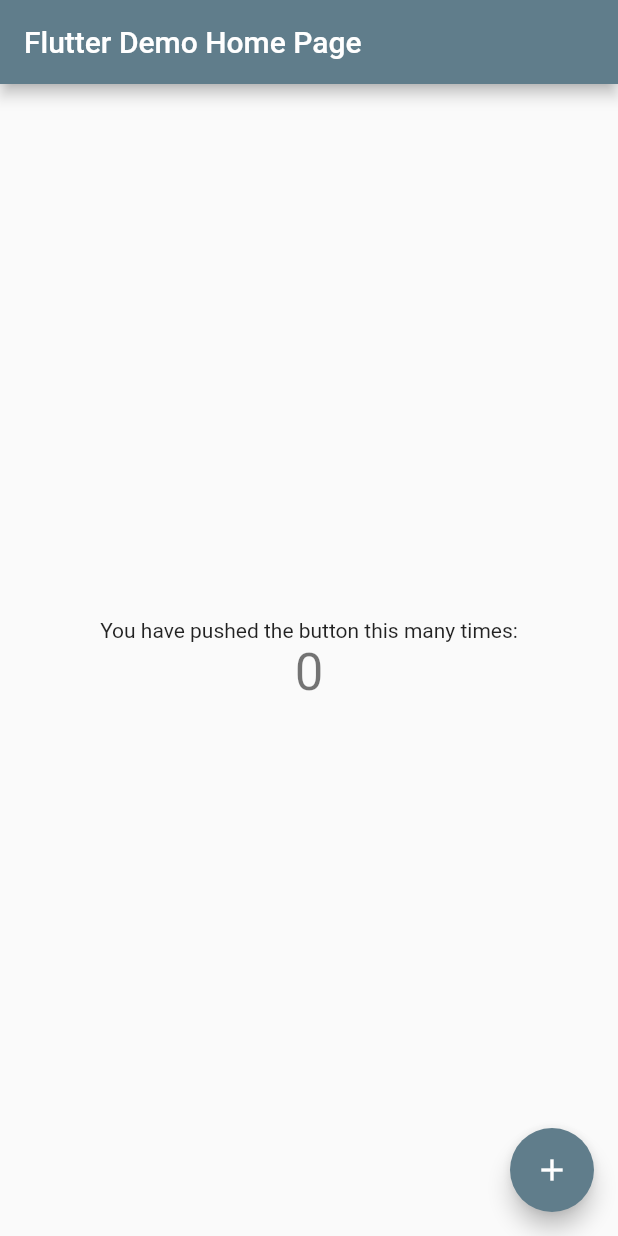
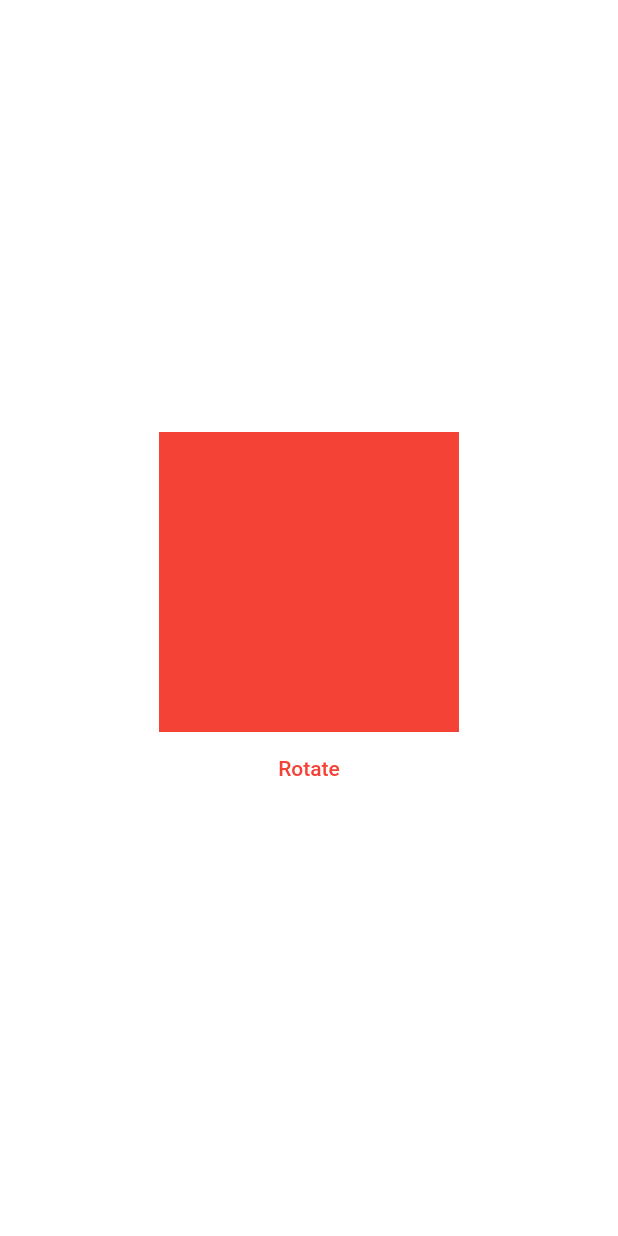
Before and after one commit to f0cuSsss/flutter_hooks_examples, a Flutter app: the screen it shows after launch, on a phone screen of 412 x 824 dp. Run offline on Flutter 3.47's test engine with Material 2 defaults, Android fonts, the phone set to English and light mode, and no system bars; our stand-ins replace flutter_hooks.

Commit message:
animation - rotate bloc by clicking [stateful vs hook]

```diff
--- /dev/null
+++ b/lib/examples/animation_rotate_hook_widget.dart
@@ -0,0 +1,39 @@
+import 'package:flutter/material.dart';
+import 'package:flutter_hooks/flutter_hooks.dart';
+
+class AnimationRotateHookStateful extends HookWidget {
+  @override
+  Widget build(BuildContext context) {
+    final controller =
+        useAnimationController(duration: Duration(milliseconds: 800));
+    return Center(
+      child: Column(
+        mainAxisSize: MainAxisSize.min,
+        children: <Widget>[
+          RotationTransition(
+            turns: controller,
+            child: const ColoredBox(
+              color: Colors.red,
+              child: SizedBox(
+                width: 200,
+                height: 200,
+              ),
+            ),
+          ),
+          TextButton(
+            onPressed: () {
+              if (controller.isCompleted) {
+                controller.reset();
+              }
+              controller.animateTo(controller.value + .25);
+            },
+            child: const Text(
+              'Rotate',
+              style: TextStyle(color: Colors.red),
+            ),
+          ),
+        ],
+      ),
+    );
+  }
+}
--- a/lib/main.dart
+++ b/lib/main.dart
@@ -1,4 +1,7 @@
 import 'package:flutter/material.dart';
+
+import 'examples/animation_rotate_hook_widget.dart';
+import 'examples/animation_rotate_widget.dart';
 
 void main() {
   runApp(const MyApp());
@@ -11,57 +14,13 @@
   Widget build(BuildContext context) {
     return MaterialApp(
       title: 'Flutter hooks',
+      debugShowCheckedModeBanner: false,
       theme: ThemeData(
         primarySwatch: Colors.blueGrey,
       ),
-      home: const MyHomePage(title: 'Flutter Demo Home Page'),
+      // home: const TimerHookWidget(),
+      // home: const AnimationRotateStateful(),
+      home: AnimationRotateHookStateful(),
     );
   }
 }
-
-class MyHomePage extends StatefulWidget {
-  const MyHomePage({Key? key, required this.title}) : super(key: key);
-
-  final String title;
-
-  @override
-  State<MyHomePage> createState() => _MyHomePageState();
-}
-
-class _MyHomePageState extends State<MyHomePage> {
-  int _counter = 0;
-
-  void _incrementCounter() {
-    setState(() {
-      _counter++;
-    });
-  }
-
-  @override
-  Widget build(BuildContext context) {
-    return Scaffold(
-      appBar: AppBar(
-        title: Text(widget.title),
-      ),
-      body: Center(
-        child: Column(
-          mainAxisAlignment: MainAxisAlignment.center,
-          children: <Widget>[
-            const Text(
-              'You have pushed the button this many times:',
-            ),
-            Text(
-              '$_counter',
-              style: Theme.of(context).textTheme.headline4,
-            ),
-          ],
-        ),
-      ),
-      floatingActionButton: FloatingActionButton(
-        onPressed: _incrementCounter,
-        tooltip: 'Increment',
-        child: const Icon(Icons.add),
-      ), // This trailing comma makes auto-formatting nicer for build methods.
-    );
-  }
-}
--- a/pubspec.yaml
+++ b/pubspec.yaml
@@ -13,6 +13,7 @@
   flutter:
     sdk: flutter
   cupertino_icons: ^1.0.2
+  flutter_hooks: ^0.18.0
 
 dev_dependencies:
   flutter_test:
```
Also changed, not shown: lib/examples/animation_rotate_widget.dart (added, +62 -0 lines), pubspec.lock.
